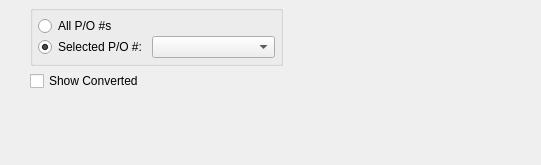
This is guiclient/displays/dspQuotesByCustomer.ui in knowhow/xtuple as Qt 5 draws it before an edit. The edited form follows.
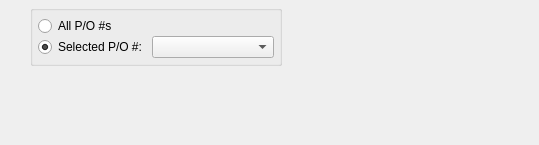
This is the edited form. Custom widgets are drawn as their Qt base class.

```diff
--- a/guiclient/displays/dspQuotesByCustomer.ui
+++ b/guiclient/displays/dspQuotesByCustomer.ui
@@ -13,8 +13,8 @@
    <rect>
     <x>0</x>
     <y>0</y>
-    <width>541</width>
-    <height>165</height>
+    <width>539</width>
+    <height>145</height>
    </rect>
   </property>
   <property name="windowTitle">
@@ -26,6 +26,9 @@
      <property name="spacing">
       <number>0</number>
      </property>
+     <property name="margin">
+      <number>0</number>
+     </property>
      <item>
       <widget class="CustCluster" name="_cust"/>
      </item>
@@ -52,6 +55,9 @@
      <property name="spacing">
       <number>5</number>
      </property>
+     <property name="margin">
+      <number>0</number>
+     </property>
      <item>
       <widget class="QGroupBox" name="ButtonGroup5">
        <property name="sizePolicy">
@@ -85,6 +91,9 @@
           <property name="spacing">
            <number>5</number>
           </property>
+          <property name="margin">
+           <number>0</number>
+          </property>
           <item>
            <widget class="QRadioButton" name="_selectedPO">
             <property name="text">
@@ -110,18 +119,14 @@
        </layout>
       </widget>
      </item>
-     <item>
-      <widget class="XCheckBox" name="_showConverted">
-       <property name="text">
-        <string>Show Converted</string>
-       </property>
-      </widget>
-     </item>
      <item>
       <layout class="QHBoxLayout">
        <property name="spacing">
         <number>0</number>
        </property>
+       <property name="margin">
+        <number>0</number>
+       </property>
        <item>
         <widget class="DateCluster" name="_dates"/>
        </item>
@@ -186,11 +191,6 @@
    <extends>QWidget</extends>
    <header>datecluster.h</header>
   </customwidget>
-  <customwidget>
-   <class>XCheckBox</class>
-   <extends>QCheckBox</extends>
-   <header>xcheckbox.h</header>
-  </customwidget>
   <customwidget>
    <class>XComboBox</class>
    <extends>QComboBox</extends>
```
Left out of the diff: 2 changed lines with no effect on the pictures.
